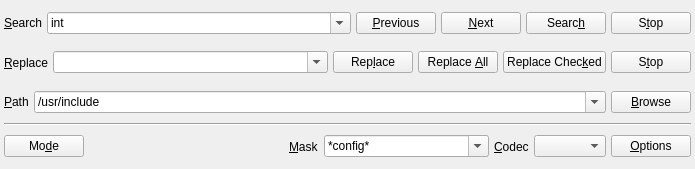
Old version of the form v2/branches/dev/plugins/base/SearchAndReplaceV2/src/SearchWidget.ui in the repository testmana2/mks.
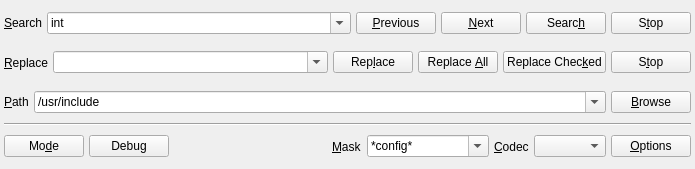
New version of the form. Icons and pictures are not drawn.

Commit message: Rework the SearchResultsModel so it does no longer stock parent rows in the internal structures - they are now dynamically queried. Add primary support for ReplaceThread, seem working in all replace mode correctly (basic repalce is not yet implemented). Fix bugs.

```diff
--- a/v2/branches/dev/plugins/base/SearchAndReplaceV2/src/SearchWidget.ui
+++ b/v2/branches/dev/plugins/base/SearchAndReplaceV2/src/SearchWidget.ui
@@ -314,6 +314,13 @@
         </property>
        </widget>
       </item>
+      <item>
+       <widget class="QPushButton" name="pbDebug">
+        <property name="text">
+         <string>Debug</string>
+        </property>
+       </widget>
+      </item>
       <item>
        <spacer name="horizontalSpacer_4">
         <property name="orientation">
```
The commit also changes 10 other files.
